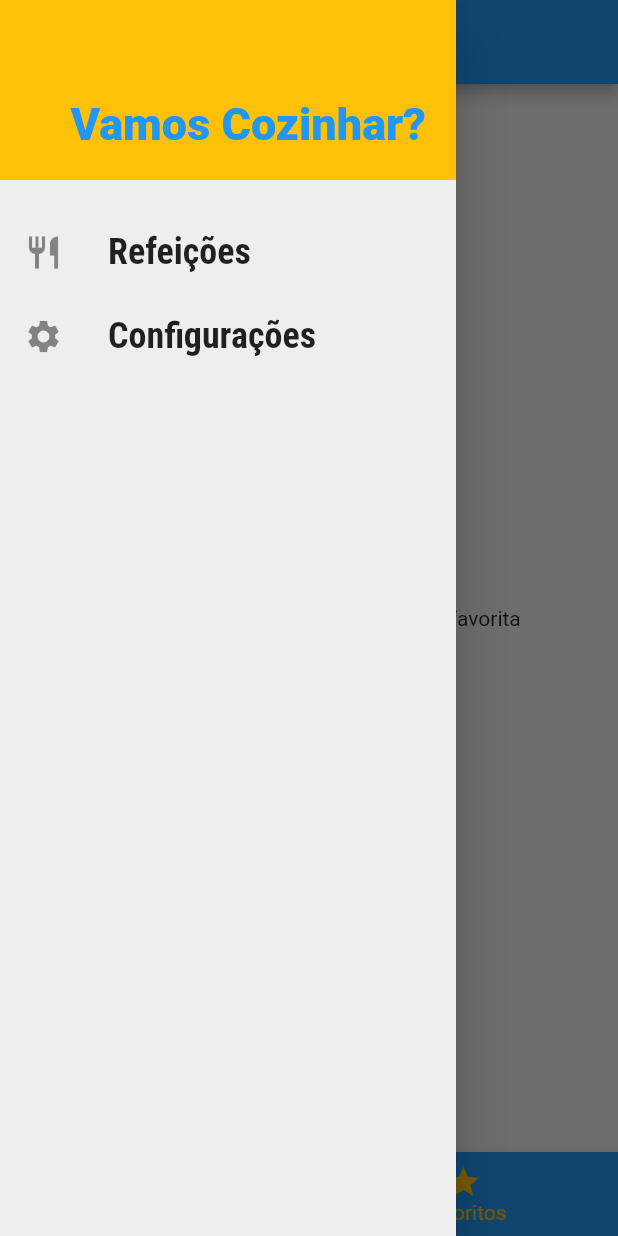
After one commit to mvflamarion/meals, a Flutter app: the screen it shows after launch, item 2 of the bottom bar chosen, with the side drawer open, on a phone screen of 412 x 824 dp. The commit adds this screen. Run offline on Flutter 3.47's test engine with Material 2 defaults, Android fonts, the phone set to English and light mode, and no system bars.

Commit message:
add favorito

```diff
--- a/lib/main.dart
+++ b/lib/main.dart
@@ -1,16 +1,57 @@
 import 'package:flutter/material.dart';
+import 'package:meals/data/dummy_data.dart';
 import 'package:meals/screens/categories_meals_screen.dart';
-import 'package:meals/screens/categories_screen.dart';
 import 'package:meals/screens/meal_detail_screen.dart';
+import 'package:meals/screens/settings_screen.dart';
 import 'package:meals/screens/tabs_screen.dart';
 import 'package:meals/utils/app_routes.dart';
 
+import 'models/meal.dart';
+import 'models/settings.dart';
+
 void main() {
-  runApp(MyApp());
+  runApp(MealsApp());
 }
 
-class MyApp extends StatelessWidget {
-  // This widget is the root of your application.
+class MealsApp extends StatefulWidget {
+  @override
+  _MealsAppState createState() => _MealsAppState();
+}
+
+class _MealsAppState extends State<MealsApp> {
+  Settings settings = Settings();
+  List<Meal> _availableMeals = DUMMY_MEALS;
+  List<Meal> _favoriteMeals = [];
+
+  void _filterMeals(Settings settings) {
+    setState(() {
+      this.settings = settings;
+
+      _availableMeals = DUMMY_MEALS.where((meal) {
+        final filterGluten = settings.isGlutenFree && !meal.isGlutenFree;
+        final filterLactose = settings.isLactoseFree && !meal.isLactoseFree;
+        final filterVegan = settings.isVegan && !meal.isVegan;
+        final filterVegetarian = settings.isVegetarian && !meal.isVegetarian;
+        return !filterGluten &&
+            !filterLactose &&
+            !filterVegan &&
+            !filterVegetarian;
+      }).toList();
+    });
+  }
+
+  void _toggleFavorite(Meal meal) {
+    setState(() {
+      _favoriteMeals.contains(meal)
+          ? _favoriteMeals.remove(meal)
+          : _favoriteMeals.add(meal);
+    });
+  }
+
+  bool _isFavorite(Meal meal) {
+    return _favoriteMeals.contains(meal);
+  }
+
   @override
   Widget build(BuildContext context) {
     return MaterialApp(
@@ -28,9 +69,12 @@ class MyApp extends StatelessWidget {
             ),
       ),
       routes: {
-        AppRoutes.HOME: (ctx) => TabsScreen(),
-        AppRoutes.CATEGORIES_MEALS: (ctx) => CategoriesMealsScreen(),
-        AppRoutes.MEAL_DETAIL: (ctx) => MealDetailScreen()
+        AppRoutes.HOME: (ctx) => TabsScreen(_favoriteMeals),
+        AppRoutes.CATEGORIES_MEALS: (ctx) =>
+            CategoriesMealsScreen(_availableMeals),
+        AppRoutes.MEAL_DETAIL: (ctx) =>
+            MealDetailScreen(_toggleFavorite, _isFavorite),
+        AppRoutes.SETTINGS: (ctx) => SettingsScreen(settings, _filterMeals),
       },
     );
   }
--- /dev/null
+++ b/lib/models/settings.dart
@@ -0,0 +1,13 @@
+class Settings {
+  bool isGlutenFree;
+  bool isLactoseFree;
+  bool isVegan;
+  bool isVegetarian;
+
+  Settings({
+    this.isGlutenFree = false,
+    this.isLactoseFree = false,
+    this.isVegan = false,
+    this.isVegetarian = false,
+  });
+}
--- a/lib/screens/favorite_screen.dart
+++ b/lib/screens/favorite_screen.dart
@@ -1,10 +1,23 @@
 import 'package:flutter/material.dart';
+import 'package:meals/models/meal.dart';
+import 'package:meals/widgets/meal_item.dart';
 
 class FavoriteScreen extends StatelessWidget {
+  final List<Meal> favoriteMeals;
+
+  const FavoriteScreen(this.favoriteMeals);
+
   @override
   Widget build(BuildContext context) {
-    return Center(
-      child: Text('Minhas Refeições Favoritas'),
+    if (favoriteMeals.isEmpty) {
+      return Center(
+        child: Text('Nenhuma refeição foi marcada como favorita'),
+      );
+    }
+
+    return ListView.builder(
+      itemCount: favoriteMeals.length,
+      itemBuilder: (ctx, index) => MealItem(favoriteMeals[index]),
     );
   }
 }
--- a/lib/screens/tabs_screen.dart
+++ b/lib/screens/tabs_screen.dart
@@ -1,18 +1,36 @@
 import 'package:flutter/material.dart';
+import 'package:meals/models/meal.dart';
 import 'package:meals/screens/categories_screen.dart';
 import 'package:meals/screens/favorite_screen.dart';
+import 'package:meals/widgets/main_drawer.dart';
 
 class TabsScreen extends StatefulWidget {
+  final List<Meal> favoriteMeals;
+
+  const TabsScreen(this.favoriteMeals);
+
   @override
   _TabsScreenState createState() => _TabsScreenState();
 }
 
 class _TabsScreenState extends State<TabsScreen> {
   int _selectedScreenIndex = 0;
-  final List<Map<String, Object>> _screens = [
-    {'title': 'Lista de Categorias', 'screen': CategoriesScreen()},
-    {'title': 'Meus Favoritos', 'screen': FavoriteScreen()},
-  ];
+  List<Map<String, Object>> _screens;
+
+  @override
+  void initState() {
+    super.initState();
+    _screens = [
+      {
+        'title': 'Lista de Categorias',
+        'screen': CategoriesScreen(),
+      },
+      {
+        'title': 'Meus Favoritos',
+        'screen': FavoriteScreen(widget.favoriteMeals),
+      },
+    ];
+  }
 
   _selectScreen(int index) {
     setState(() {
@@ -28,6 +46,7 @@ class _TabsScreenState extends State<TabsScreen> {
           child: Text(_screens[_selectedScreenIndex]['title']),
         ),
       ),
+      drawer: MainDrawer(),
       body: _screens[_selectedScreenIndex]['screen'],
       bottomNavigationBar: BottomNavigationBar(
         onTap: _selectScreen,
--- a/lib/utils/app_routes.dart
+++ b/lib/utils/app_routes.dart
@@ -2,4 +2,5 @@ class AppRoutes {
   static const HOME = '/';
   static const CATEGORIES_MEALS = '/categories-meals';
   static const MEAL_DETAIL = '/meal-detail';
+  static const SETTINGS = '/settings';
 }
--- /dev/null
+++ b/lib/widgets/main_drawer.dart
@@ -0,0 +1,59 @@
+import 'package:flutter/material.dart';
+import 'package:meals/utils/app_routes.dart';
+
+class MainDrawer extends StatelessWidget {
+  Widget _createItem(IconData icon, String label, Function onTap) {
+    return ListTile(
+      leading: Icon(
+        icon,
+        size: 26,
+      ),
+      title: Text(
+        label,
+        style: TextStyle(
+          fontFamily: 'RobotoCondensed',
+          fontSize: 24,
+          fontWeight: FontWeight.bold,
+        ),
+      ),
+      onTap: onTap,
+    );
+  }
+
+  @override
+  Widget build(BuildContext context) {
+    return Drawer(
+      child: Column(
+        children: [
+          Container(
+            height: 120,
+            width: double.infinity,
+            padding: EdgeInsets.all(20),
+            color: Theme.of(context).accentColor,
+            alignment: Alignment.bottomRight,
+            child: Text(
+              'Vamos Cozinhar?',
+              style: TextStyle(
+                fontWeight: FontWeight.w900,
+                fontSize: 30,
+                color: Theme.of(context).primaryColor,
+              ),
+            ),
+          ),
+          SizedBox(height: 20),
+          _createItem(
+            Icons.restaurant,
+            'Refeições',
+            () => Navigator.of(context).pushReplacementNamed(AppRoutes.HOME),
+          ),
+          _createItem(
+            Icons.settings,
+            'Configurações',
+            () =>
+                Navigator.of(context).pushReplacementNamed(AppRoutes.SETTINGS),
+          ),
+        ],
+      ),
+    );
+  }
+}
```
Also changed, not shown: lib/screens/categories_meals_screen.dart (+6 -1 lines), lib/screens/meal_detail_screen.dart (+11 -0 lines), lib/screens/settings_screen.dart (added, +88 -0 lines).
